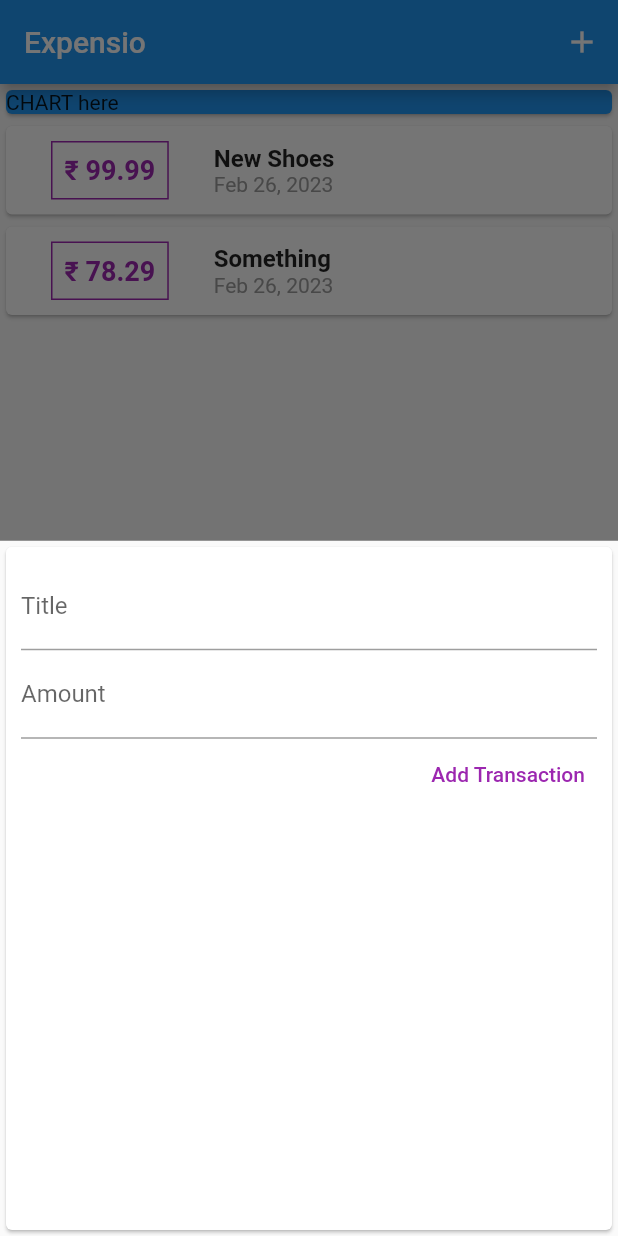
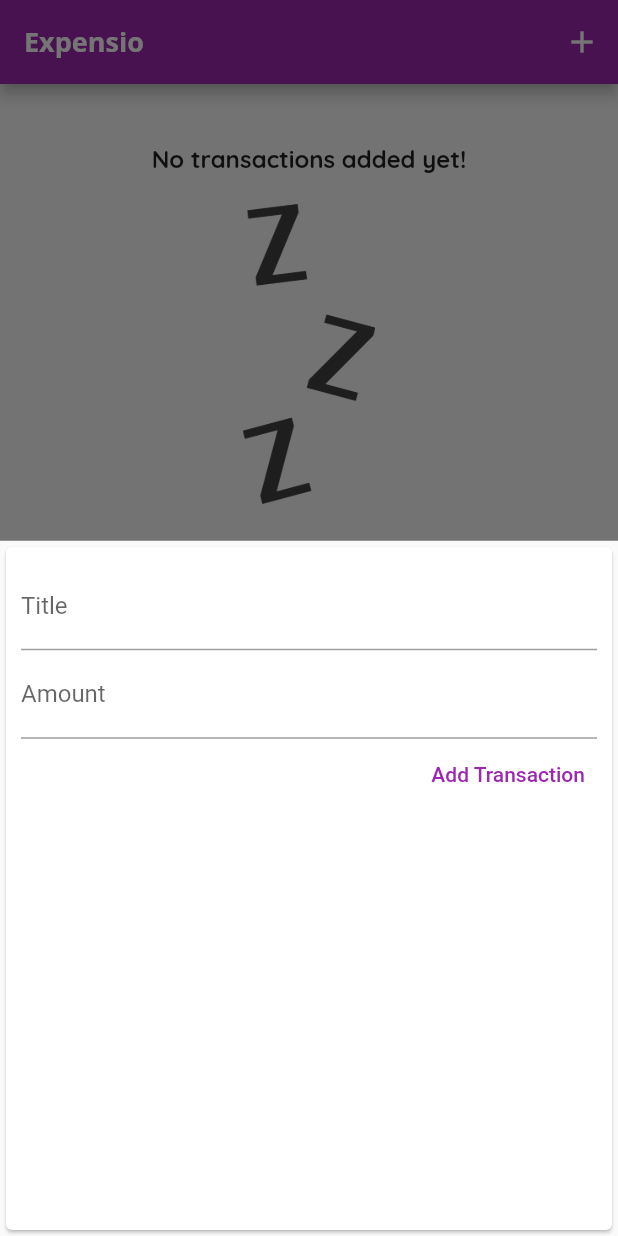
Before and after one commit to RugvedR/Expensio, a Flutter app: the screen it shows after launch, after a tap on the "add" icon, on a phone screen of 412 x 824 dp. Run offline on Flutter 3.47's test engine with Material 2 defaults, Android fonts, the phone set to English and light mode, and no system bars.

Commit message:
added no tx image, chart init

```diff
--- a/lib/main.dart
+++ b/lib/main.dart
@@ -1,3 +1,5 @@
+import './widgets/chart.dart';
+
 import './widgets/transaction_list.dart';
 
 import './models/transaction.dart';
@@ -17,9 +19,30 @@ class MyApp extends StatelessWidget {
   Widget build(BuildContext context) {
     return MaterialApp(
       debugShowCheckedModeBanner: false,
-      title: 'Flutter Demo',
+      title: 'Personal Expenses',
       theme: ThemeData(
-        primarySwatch: Colors.blue,
+        primarySwatch: Colors.purple,
+        accentColor: Colors.amber,
+        fontFamily: 'Quicksand',
+        textTheme: ThemeData.light().textTheme.copyWith(
+          // ignore: deprecated_member_use
+          title: TextStyle(
+            fontFamily: 'Quicksand',
+            fontSize: 16,
+            fontWeight: FontWeight.bold
+          )
+        ),
+        appBarTheme: AppBarTheme(
+          textTheme: ThemeData.light().textTheme.copyWith(
+            // ignore: deprecated_member_use
+            title: TextStyle(
+              fontFamily: 'OpenSans',
+              fontSize: 18,
+              fontWeight: FontWeight.bold,
+              color: Colors.white
+            )
+          ),
+        ),
       ),
       home: MyHomePage(),
     );
@@ -37,9 +60,16 @@ class _MyHomePageState extends State<MyHomePage> {
 
 
   final List<Transaction> _userTransactions = [
-    Transaction(id: 't1', title: 'New Shoes', amount: 99.99, date: DateTime.now()),
-    Transaction(id: 't2', title: 'Something', amount: 78.29, date: DateTime.now()),
+    // Transaction(id: 't1', title: 'New Shoes', amount: 99.99, date: DateTime.now()),
+    // Transaction(id: 't2', title: 'Something', amount: 78.29, date: DateTime.now()),
   ];
+
+  List<Transaction> get _recentTransactions {
+    return _userTransactions.where((tx) {
+
+        return tx.date.isAfter(DateTime.now().subtract(Duration(days: 7),),);
+    }).toList();
+  }
 
   void _addNewTransaction(String txTitle, double txAmount){
     final newTx = Transaction(id: DateTime.now().toString(), title: txTitle, amount: txAmount, date: DateTime.now());
@@ -72,13 +102,7 @@ class _MyHomePageState extends State<MyHomePage> {
       body: Column(
         crossAxisAlignment: CrossAxisAlignment.stretch,
         children: [
-          Container(
-            width: double.infinity,
-            child: Card(
-              color: Colors.blue,
-              child: Text('CHART here'),
-            ),
-          ),
+          Chart(_recentTransactions),
 
         TransactionList(_userTransactions),
         ],
--- /dev/null
+++ b/lib/widgets/chart.dart
@@ -0,0 +1,47 @@
+import 'package:intl/intl.dart';
+
+import '../models/transaction.dart';
+import 'package:flutter/material.dart';
+
+class Chart extends StatelessWidget {
+  // const Chart({ Key? key }) : super(key: key);
+
+  final List<Transaction> recentTransactions;
+
+  Chart(this.recentTransactions);
+
+  List<Map<String, Object>> get groupedTransactionValues{
+    return List.generate(7, (index) {
+      final weekDay = DateTime.now().subtract(Duration(days: index),);
+
+      double totalSum = 0.0;
+
+      for(var i = 0; i<recentTransactions.length; i++){
+        if(recentTransactions[i].date.day == weekDay.day &&
+           recentTransactions[i].date.month == weekDay.month &&
+           recentTransactions[i].date.year == weekDay.year){
+            totalSum += recentTransactions[i].amount;
+         }
+      }
+
+      print(DateFormat.E().format(weekDay));
+      print(totalSum);
+
+      return {'day': DateFormat.E().format(weekDay), 'amount': totalSum};
+    });
+  }
+
+  @override
+  Widget build(BuildContext context) {
+    print(groupedTransactionValues);
+    return Card(
+      elevation: 6,
+      margin: EdgeInsets.all(20),
+      child: Row(
+        children: [
+
+        ],
+      ),
+    );
+  }
+}
--- a/lib/widgets/new_transaction.dart
+++ b/lib/widgets/new_transaction.dart
@@ -1,14 +1,21 @@
 import 'package:flutter/material.dart';
 
-class NewTransaction extends StatelessWidget {
+class NewTransaction extends StatefulWidget {
   // const NewTransaction({ Key? key }) : super(key: key);
 
   late final Function addTx;
 
-  final titleController = TextEditingController();
-  final amountController = TextEditingController();
 
   NewTransaction(this.addTx);
+
+  @override
+  _NewTransactionState createState() => _NewTransactionState();
+}
+
+class _NewTransactionState extends State<NewTransaction> {
+  final titleController = TextEditingController();
+
+  final amountController = TextEditingController();
 
   void submitData(){
     final enteredTitle = titleController.text;
@@ -18,7 +25,9 @@ class NewTransaction extends StatelessWidget {
       return;
     }
 
-    addTx(enteredTitle, enteredAmount);
+    widget.addTx(enteredTitle, enteredAmount);
+
+    Navigator.of(context).pop();
 
   }
 
--- a/lib/widgets/transaction_list.dart
+++ b/lib/widgets/transaction_list.dart
@@ -1,4 +1,4 @@
-import 'package:expensetracker/models/transaction.dart';
+import '../models/transaction.dart';
 import 'package:intl/intl.dart';
 
 import 'package:flutter/material.dart';
@@ -14,7 +14,16 @@ class TransactionList extends StatelessWidget {
   Widget build(BuildContext context) {
     return Container(
       height: 300,
-      child: ListView.builder(
+      child: transactions.isEmpty ? Column(
+        children: [
+          Text('No transactions added yet!', style: Theme.of(context).textTheme.headline6,),
+          SizedBox(height: 20,),
+          Container(
+            height: 200,
+            child: Image.asset('assets/images/waiting.png',fit: BoxFit.cover,)
+          )
+        ],
+      ) : ListView.builder(
         itemBuilder: (context, index) {
           return Card(
             child: Row(
@@ -22,14 +31,14 @@ class TransactionList extends StatelessWidget {
                 Container(
                   margin: EdgeInsets.symmetric(vertical: 10, horizontal: 30),
                   decoration: BoxDecoration(
-                      border: Border.all(color: Colors.purple, width: 1)),
+                      border: Border.all(color: Theme.of(context).primaryColor, width: 1)),
                   padding: EdgeInsets.all(8),
                   child: Text(
                     '\u{20B9} ${transactions[index].amount.toStringAsFixed(2)}',
                     style: TextStyle(
                         fontWeight: FontWeight.bold,
                         fontSize: 18,
-                        color: Colors.purple),
+                        color: Theme.of(context).primaryColor),
                   ),
                 ),
                 Column(
@@ -37,8 +46,7 @@ class TransactionList extends StatelessWidget {
                   children: [
                     Text(
                       transactions[index].title,
-                      style:
-                          TextStyle(fontSize: 16, fontWeight: FontWeight.bold),
+                      style: Theme.of(context).textTheme.headline6
                     ),
                     Text(
                       DateFormat.yMMMd().format(transactions[index].date),
```
Also changed, not shown: pubspec.yaml (+13 -8 lines), assets/fonts/OpenSans-Bold.ttf (added), assets/fonts/OpenSans-Regular.ttf (added), assets/fonts/Quicksand-Bold.ttf (added), assets/fonts/Quicksand-Light.ttf (added), assets/fonts/Quicksand-Medium.ttf (added), assets/fonts/Quicksand-Regular.ttf (added), assets/images/waiting.png (added).
